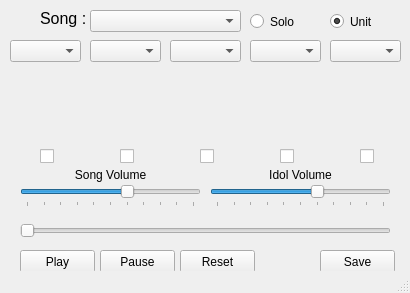
This is mainwindow.ui in KinoMyu/Million-Live-Quintet-Player as Qt 5 draws it before an edit. The edited form follows.
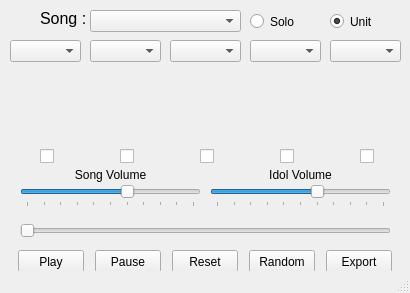
This is the edited form.

```diff
--- a/mainwindow.ui
+++ b/mainwindow.ui
@@ -361,9 +361,9 @@
    <widget class="QPushButton" name="playButton">
     <property name="geometry">
      <rect>
-      <x>20</x>
+      <x>18</x>
       <y>250</y>
-      <width>75</width>
+      <width>66</width>
       <height>23</height>
      </rect>
     </property>
@@ -382,9 +382,9 @@
    <widget class="QPushButton" name="pauseButton">
     <property name="geometry">
      <rect>
-      <x>100</x>
+      <x>95</x>
       <y>250</y>
-      <width>75</width>
+      <width>66</width>
       <height>23</height>
      </rect>
     </property>
@@ -403,9 +403,9 @@
    <widget class="QPushButton" name="saveButton">
     <property name="geometry">
      <rect>
-      <x>320</x>
+      <x>326</x>
       <y>250</y>
-      <width>75</width>
+      <width>66</width>
       <height>23</height>
      </rect>
     </property>
@@ -418,15 +418,15 @@
      <bool>false</bool>
     </property>
     <property name="text">
-     <string>Save</string>
+     <string>Export</string>
     </property>
    </widget>
    <widget class="QPushButton" name="resetButton">
     <property name="geometry">
      <rect>
-      <x>180</x>
+      <x>172</x>
       <y>250</y>
-      <width>75</width>
+      <width>66</width>
       <height>23</height>
      </rect>
     </property>
@@ -671,6 +671,24 @@
      <string/>
     </property>
    </widget>
+   <widget class="QPushButton" name="randomizeButton">
+    <property name="geometry">
+     <rect>
+      <x>249</x>
+      <y>250</y>
+      <width>66</width>
+      <height>23</height>
+     </rect>
+    </property>
+    <property name="font">
+     <font>
+      <family>Segoe UI</family>
+     </font>
+    </property>
+    <property name="text">
+     <string>Random</string>
+    </property>
+   </widget>
   </widget>
   <widget class="QStatusBar" name="statusBar"/>
  </widget>
```
